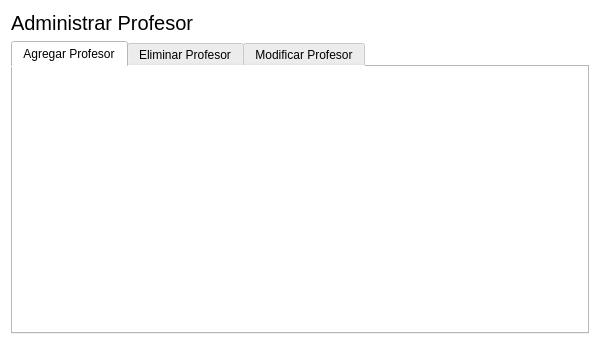
Above: Proyecto/adminprofesor.ui from carlosvelaquez/ProyectoTBDII before the change. Below: the same form after it.
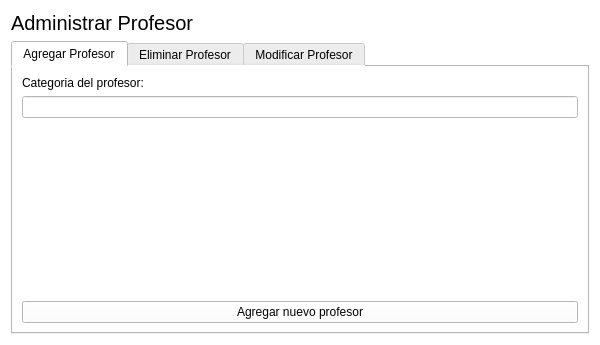
That is the form after the change. The open tabs and pages were chosen to show the change.

What changed in the file:
```diff
--- a/Proyecto/adminprofesor.ui
+++ b/Proyecto/adminprofesor.ui
@@ -38,6 +38,38 @@
       <attribute name="title">
        <string>Agregar Profesor</string>
       </attribute>
+      <layout class="QVBoxLayout" name="verticalLayout_2">
+       <item>
+        <widget class="QLabel" name="label_3">
+         <property name="text">
+          <string>Categoria del profesor:</string>
+         </property>
+        </widget>
+       </item>
+       <item>
+        <widget class="QLineEdit" name="lineEdit"/>
+       </item>
+       <item>
+        <spacer name="verticalSpacer">
+         <property name="orientation">
+          <enum>Qt::Vertical</enum>
+         </property>
+         <property name="sizeHint" stdset="0">
+          <size>
+           <width>20</width>
+           <height>176</height>
+          </size>
+         </property>
+        </spacer>
+       </item>
+       <item>
+        <widget class="QPushButton" name="pushButton">
+         <property name="text">
+          <string>Agregar nuevo profesor</string>
+         </property>
+        </widget>
+       </item>
+      </layout>
      </widget>
      <widget class="QWidget" name="tab_2">
       <attribute name="title">
```
Left out of the diff: 2 changed lines with no effect on the pictures.
